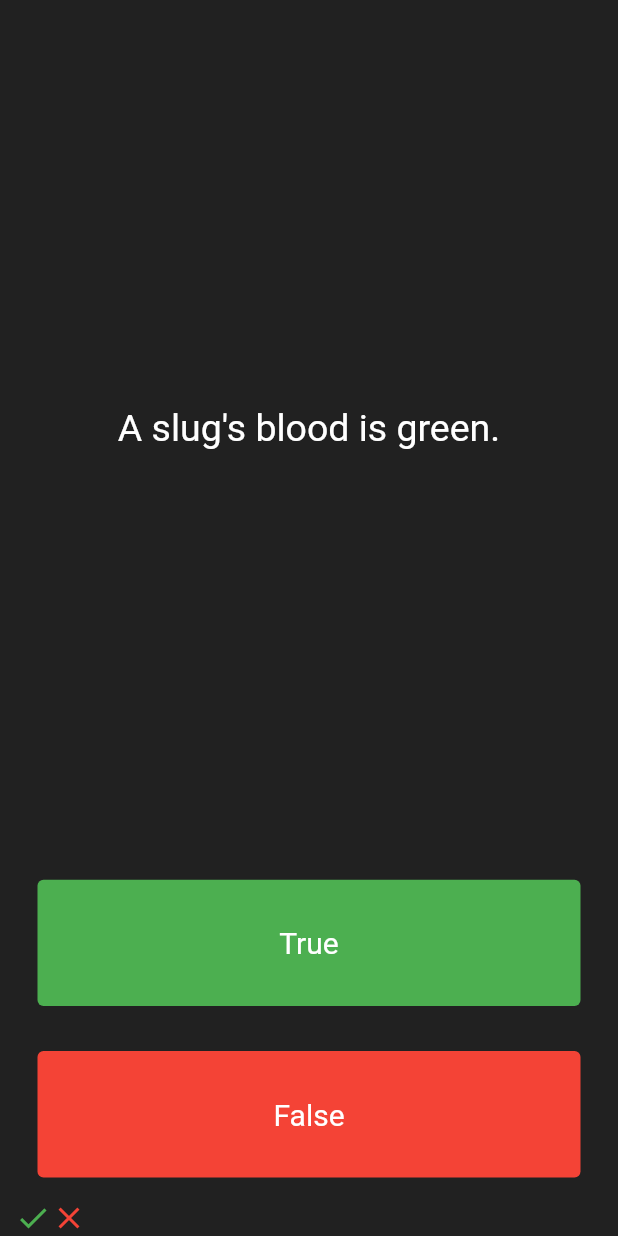
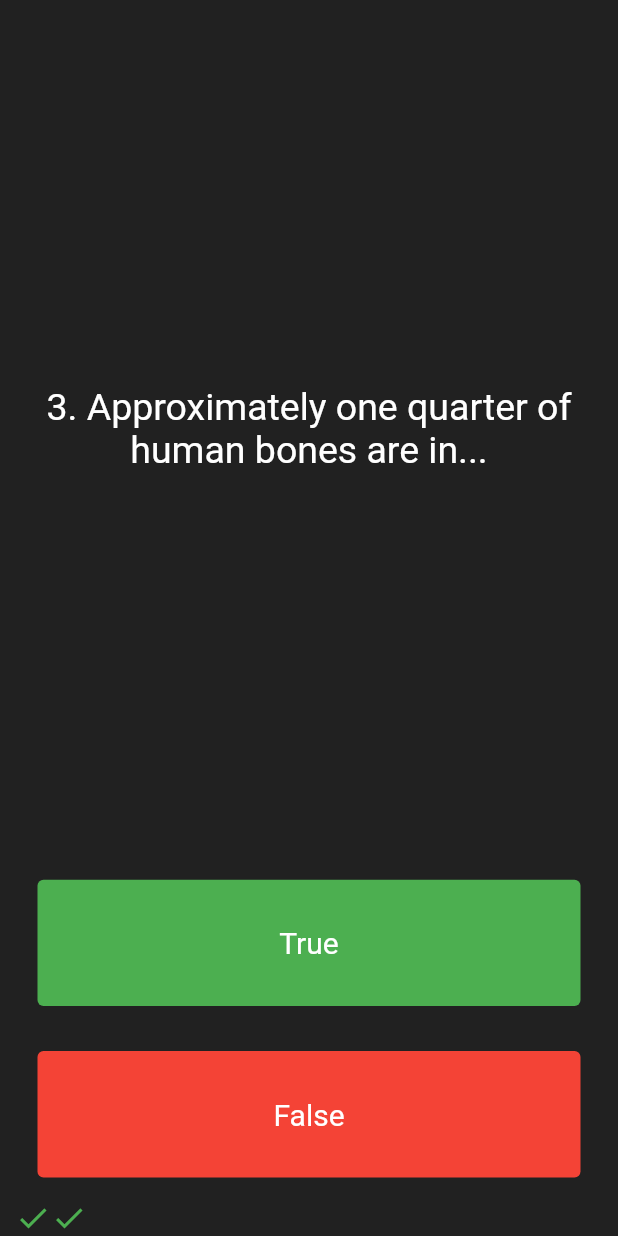
Before and after one commit to hadisalari2000/quizzler_flutter_master, a Flutter app: the screen it shows after launch, after a tap on "True", after a tap on "False", on a phone screen of 412 x 824 dp. Run offline on Flutter 3.47's test engine with Material 2 defaults, Android fonts, the phone set to English and light mode, and no system bars; our stand-ins replace rflutter_alert.

Commit message:
add question List

```diff
--- a/lib/main.dart
+++ b/lib/main.dart
@@ -1,5 +1,6 @@
-import 'package:flutter/foundation.dart';
 import 'package:flutter/material.dart';
+import 'question_bank.dart';
+import 'package:rflutter_alert/rflutter_alert.dart';
 
 void main() {
   runApp(const Quizzer());
@@ -33,14 +34,9 @@ class QuizPage extends StatefulWidget {
 }
 
 class _QuizPageState extends State<QuizPage> {
-  List<Widget> scourList = [];
-  List<String> questions = [
-    'You can lead a cow down stairs but not up stairs.',
-    'Approximately one quarter of human bones are in the feet.',
-    'A slug\'s blood is green.'
-  ];
+  QuestionBank questionBank = QuestionBank();
 
-  int indexOfQuestion = 0;
+  List<Icon> scourList = [];
 
   @override
   Widget build(BuildContext context) {
@@ -54,7 +50,7 @@ class _QuizPageState extends State<QuizPage> {
             padding: const EdgeInsets.all(10.0),
             child: Center(
               child: Text(
-                indexOfQuestion==questions.length?" Quiz Exit":questions[indexOfQuestion] ,
+                "${questionBank.getCurrentQuestionNumber()}. ${questionBank.getCurrentQuestionText()}",
                 textAlign: TextAlign.center,
                 style: const TextStyle(
                   fontSize: 25.0,
@@ -80,19 +76,13 @@ class _QuizPageState extends State<QuizPage> {
               ),
               onPressed: () {
                 setState(() {
-                  if (indexOfQuestion <= questions.length-1 ) {
-                    scourList.add(const Icon(
-                      Icons.check,
-                      color: Colors.green,
-                    ));
-                    indexOfQuestion++;
-                  }else{
-                    if (kDebugMode) {
-                      print('Quiz exit !!!');
-                    }
+                  if (questionBank.isFinished()) {
+                    alert(context, "Questions Exited!!!");
+                  } else {
+                    checkUserAnswer(true);
+                    questionBank.nextQuestion();
                   }
                 });
-                //The user picked true.
               },
             ),
           ),
@@ -113,19 +103,13 @@ class _QuizPageState extends State<QuizPage> {
               ),
               onPressed: () {
                 setState(() {
-                  if (indexOfQuestion <= questions.length-1) {
-                    scourList.add(const Icon(
-                      Icons.close,
-                      color: Colors.red,
-                    ));
-                    indexOfQuestion++;
-                  }else{
-                    if (kDebugMode) {
-                      print('Quiz exit !!!');
-                    }
+                  if (questionBank.isFinished()) {
+                    alert(context, "Questions Exited!!!");
+                  } else {
+                    checkUserAnswer(false);
+                    questionBank.nextQuestion();
                   }
                 });
-                //The user picked false.
               },
             ),
           ),
@@ -136,10 +120,55 @@ class _QuizPageState extends State<QuizPage> {
       ],
     );
   }
+
+  void checkUserAnswer(bool userAnswer) {
+    if (questionBank.getCurrentQuestionAnswer() == userAnswer) {
+      scourList.add(const Icon(
+        Icons.check,
+        color: Colors.green,
+      ));
+    } else {
+      scourList.add(const Icon(
+        Icons.close,
+        color: Colors.red,
+      ));
+    }
+  }
+
+  void alert(BuildContext context, String description) {
+    /*Alert(
+      context: context,
+      title: "WARNING",
+      desc: description,
+    ).show();*/
+
+    Alert(
+      context: context,
+      type: AlertType.warning,
+      title: "RFLUTTER ALERT",
+      desc: "Flutter is more awesome with RFlutter Alert.",
+      buttons: [
+        DialogButton(
+          onPressed: () {
+            restartQuiz();
+            Navigator.pop(context);
+          },
+          /*onPressed: () => restartQuiz(),*/
+          width: 120,
+          child: const Text(
+            "Restart",
+            style: TextStyle(color: Colors.white, fontSize: 20),
+          ),
+        )
+      ],
+    ).show();
+
+  }
+
+  restartQuiz() {
+    setState(() {
+      questionBank.restart();
+      scourList = [];
+    });
+  }
 }
-
-/*
-question1: 'You can lead a cow down stairs but not up stairs.', false,
-question2: 'Approximately one quarter of human bones are in the feet.', true,
-question3: 'A slug\'s blood is green.', true,
-*/
--- /dev/null
+++ b/lib/question.dart
@@ -0,0 +1,15 @@
+class Question{
+
+  final String _questionText;
+  final bool _answer;
+
+  Question(this._questionText, this._answer);
+
+  bool getAnswer(){
+    return _answer;
+  }
+
+  String getQuestionText(){
+    return _questionText;
+  }
+}
--- /dev/null
+++ b/lib/question_bank.dart
@@ -0,0 +1,44 @@
+import 'package:quizzler_flutter_master/question.dart';
+
+class QuestionBank {
+  int _questionNumber = 0;
+
+  final List<Question> _questions = [
+    Question('Some cats are actually allergic to humans', true),
+    Question('You can lead a cow down stairs but not up stairs.', false),
+    Question('Approximately one quarter of human bones are in...', true),
+    Question('A slug\'s blood is green.', true),
+    Question('Buzz Aldrin\'s mother\'s maiden name was \"Moon\".', true),
+    Question('It is illegal to pee in the Ocean in Portugal.', true),
+    Question('No piece of square dry paper can be folded in half ...', false),
+    Question('In London, UK, if you happen to die in the House of ...', true),
+    Question('The loudest sound produced by any animal is 188 ...', false),
+    Question('The total surface area of two human lungs is app...', true),
+    Question('Google was originally called \"Backrub\".', true),
+    Question('Chocolate affects a dog\'s heart and nervous system;', true),
+    Question('In West Virginia, USA, if you accidentally ...', true),
+  ];
+
+  int getCurrentQuestionNumber(){
+    return _questionNumber +1;
+  }
+  void nextQuestion() {
+    _questionNumber++;
+  }
+
+  bool getCurrentQuestionAnswer() {
+    return _questions[_questionNumber].getAnswer();
+  }
+
+  String getCurrentQuestionText() {
+    return _questions[_questionNumber].getQuestionText();
+  }
+
+  bool isFinished() {
+    return _questionNumber >= _questions.length - 1 ? true : false;
+  }
+
+  void restart(){
+    _questionNumber=0;
+  }
+}
--- a/pubspec.yaml
+++ b/pubspec.yaml
@@ -36,6 +36,7 @@ dependencies:
   # The following adds the Cupertino Icons font to your application.
   # Use with the CupertinoIcons class for iOS style icons.
   cupertino_icons: ^1.0.2
+  rflutter_alert: ^2.0.4
 
 dev_dependencies:
   flutter_test:
```
Also changed, not shown: pubspec.lock.
